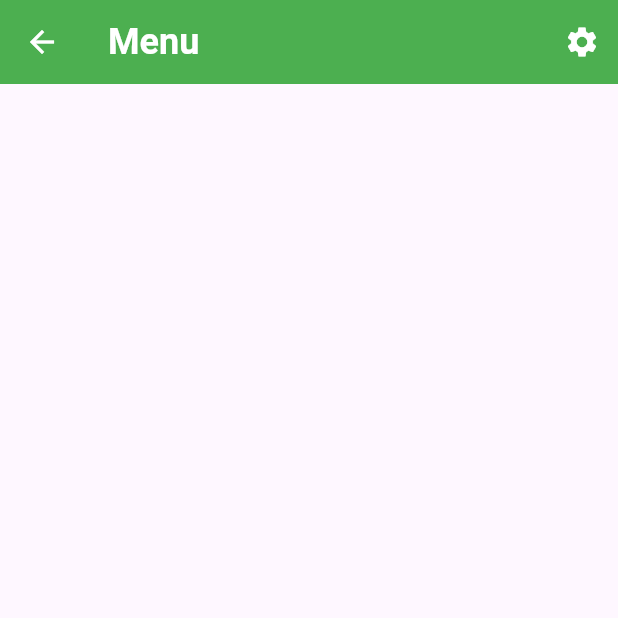
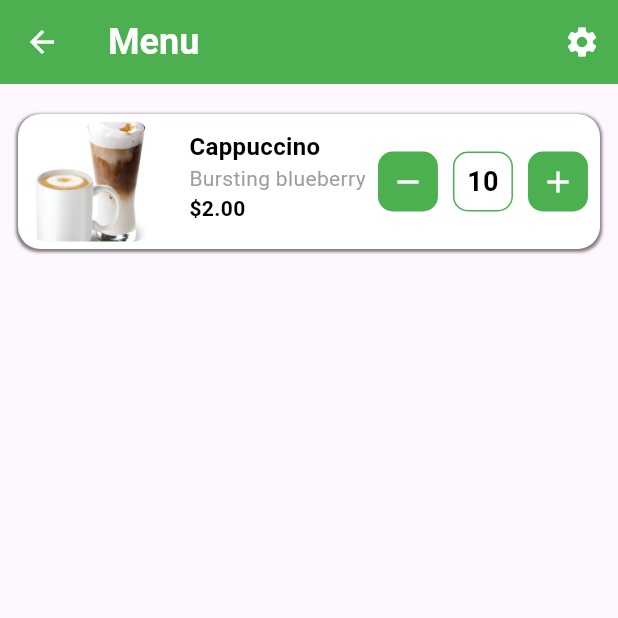
Before and after one commit to kaoheng1515/flutter_coffee_app, a Flutter app: the MenuScreen screen opened by its route, on a phone screen of 412 x 824 dp, the top half of it. Run offline on Flutter 3.47's test engine with Material 3 defaults, Android fonts, the phone set to English and light mode, and no system bars.

Commit message:
Merge remote-tracking branch 'origin/main'
# Conflicts:
#	lib/screen/menu_screen.dart

```diff
--- a/lib/screen/menu_screen.dart
+++ b/lib/screen/menu_screen.dart
@@ -8,12 +8,29 @@
 }
 
 class _MenuScreenState extends State<MenuScreen> {
+  // Counter variable
+  int count = 10;
+
+  // Method to increment count
+  void increment() {
+    setState(() {
+      count++;
+    });
+  }
+
+  // Method to decrement count
+  void decrement() {
+    setState(() {
+      count--;
+    });
+  }
+
   @override
   Widget build(BuildContext context) {
     return Scaffold(
       appBar: AppBar(
-        iconTheme: IconThemeData(color: Colors.white),
-        title: Text(
+        iconTheme: const IconThemeData(color: Colors.white),
+        title: const Text(
           'Menu',
           style: TextStyle(
               color: Colors.white, fontSize: 24, fontWeight: FontWeight.bold),
@@ -23,12 +40,136 @@
           IconButton(
             icon: const Icon(Icons.settings),
             onPressed: () {
-
+              // Add settings action
             },
           ),
         ],
       ),
-
+      body: Padding(
+        padding: const EdgeInsets.only(top: 20.0),
+        child: Container(
+          margin: const EdgeInsets.symmetric(horizontal: 12.0),
+          padding: const EdgeInsets.all(0),
+          height: 90,
+          width: 400,
+          decoration: BoxDecoration(
+            borderRadius: BorderRadius.circular(15),
+            color: Colors.white,
+            boxShadow: [
+              BoxShadow(
+                color: Colors.black.withOpacity(0.5),
+                blurRadius: 1,
+                spreadRadius: 1,
+                offset: const Offset(0, 1),
+              ),
+            ],
+          ),
+          child: Row(
+            mainAxisAlignment: MainAxisAlignment.spaceEvenly,
+            children: [
+              ClipRRect(
+                borderRadius: BorderRadius.circular(10),
+                child: Image.asset(
+                  "assets/images/cappuccino.png",
+                  height: 80,
+                  width: 80,
+                  fit: BoxFit.cover,
+                ),
+              ),
+              const SizedBox(width: 10),
+              Column(
+                crossAxisAlignment: CrossAxisAlignment.start,
+                children: [
+                  const SizedBox(height: 10),
+                  Text(
+                    "Cappuccino",
+                    style: const TextStyle(
+                      color: Colors.black,
+                      fontSize: 16,
+                      fontWeight: FontWeight.bold,
+                    ),
+                  ),
+                  Text(
+                    "Bursting blueberry",
+                    style: const TextStyle(
+                      color: Colors.grey,
+                      fontSize: 14,
+                    ),
+                  ),
+                  Text(
+                    "\$2.00",
+                    style: const TextStyle(
+                      color: Colors.black,
+                      fontSize: 14,
+                      fontWeight: FontWeight.bold,
+                    ),
+                  ),
+                ],
+              ),
+              Row(
+                mainAxisAlignment: MainAxisAlignment.end,
+                children: [
+                  GestureDetector(
+                    onTap: decrement,
+                    child: Container(
+                      height: 40,
+                      width: 40,
+                      decoration: BoxDecoration(
+                        color: Colors.green,
+                        borderRadius: BorderRadius.circular(10),
+                      ),
+                      child: const Icon(
+                        Icons.remove,
+                        color: Colors.white,
+                      ),
+                    ),
+                  ),
+                  Padding(
+                    padding: const EdgeInsets.symmetric(horizontal: 5.0),
+                  ),
+                  Container(
+                    height: 40,
+                    width: 40,
+                    decoration: BoxDecoration(
+                      color: Colors.white,
+                      borderRadius: BorderRadius.circular(10),
+                      border: Border.all(color: Colors.green),
+                    ),
+                    child: Center(
+                      child: Text(
+                        '$count',
+                        style: const TextStyle(
+                          color: Colors.black,
+                          fontSize: 18,
+                          fontWeight: FontWeight.bold,
+                        ),
+                      ),
+                    ),
+                  ),
+                  Padding(
+                    padding: const EdgeInsets.symmetric(horizontal: 5.0),
+                  ),
+                  GestureDetector(
+                    onTap: increment,
+                    child: Container(
+                      height: 40,
+                      width: 40,
+                      decoration: BoxDecoration(
+                        color: Colors.green,
+                        borderRadius: BorderRadius.circular(10),
+                      ),
+                      child: const Icon(
+                        Icons.add,
+                        color: Colors.white,
+                      ),
+                    ),
+                  ),
+                ],
+              ),
+            ],
+          ),
+        ),
+      ),
     );
   }
 }
```
